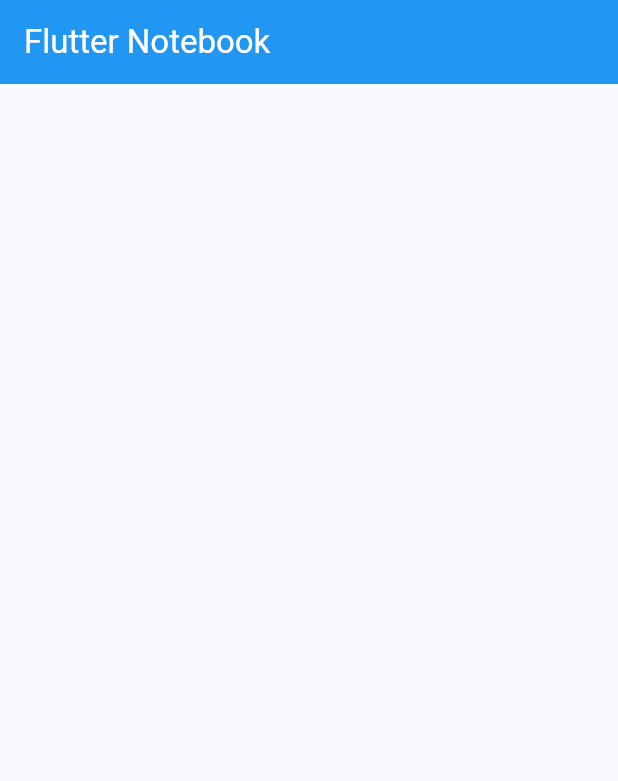
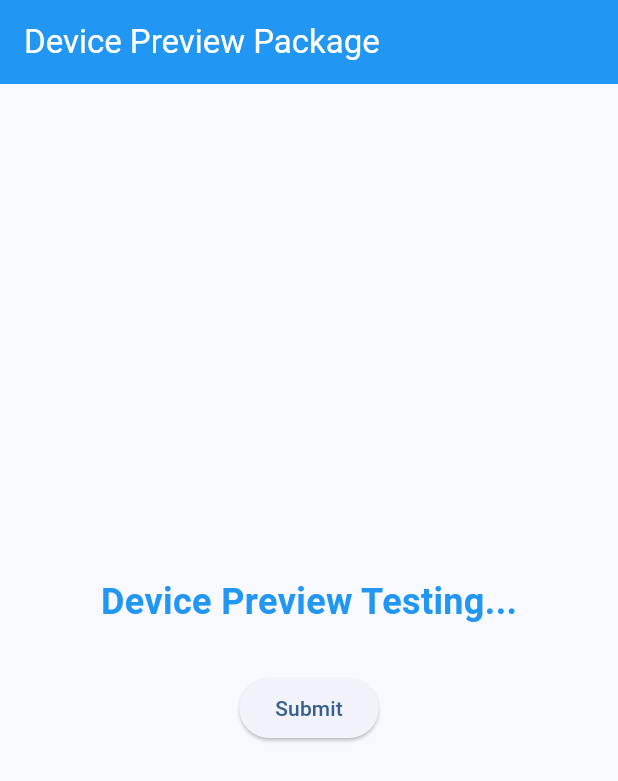
Before and after one commit to monir996/flutter-notebook, a Flutter app: the screen it shows after launch, on a phone screen of 412 x 824 dp. Shown: the top 781 px of the screen. Run offline on Flutter 3.47's test engine with Material 3 defaults, Android fonts, the phone set to English and light mode, and no system bars; our stand-ins replace device_preview.

Commit message:
device preview - initial

```diff
--- a/lib/home_screen.dart
+++ b/lib/home_screen.dart
@@ -11,10 +11,31 @@ class _HomeScreenState extends State<HomeScreen> {
   @override
   Widget build(BuildContext context) {
     return Scaffold(
-      appBar: AppBar(title: Text("Flutter Notebook", style: TextStyle(color: Colors.white)), backgroundColor: Colors.blue),
+      appBar: AppBar(title: Text("Device Preview Package", style: TextStyle(color: Colors.white)), backgroundColor: Colors.blue),
 
-      // ----------------------- Main Branch  ==> Basic Structure ------------------
-      body: Center(),
+      // ----------------------- Branch 61 ==> Device Preview Package ------------------
+
+      /*
+       * DevicePreview is used to preview how the app looks on different devices,
+       * screen sizes, and orientations without needing a real device on Chrome Browser.
+       * It helps in testing and building responsive UIs.
+       *
+       * Add Device Preview Dependency and Setup it on 'main.dart' File
+       */
+
+      body: Center(
+        child: Column(
+          mainAxisAlignment: MainAxisAlignment.center,
+          children: [
+            Text(
+              "Device Preview Testing...",
+              style: TextStyle(fontSize: 24, fontWeight: FontWeight.bold, color: Colors.blue),
+            ),
+            SizedBox(height: 30),
+            ElevatedButton(onPressed: (){}, child: Text("Submit"))
+          ],
+        ),
+      ),
 
     );
   }
--- a/lib/main.dart
+++ b/lib/main.dart
@@ -1,8 +1,12 @@
+import 'package:device_preview/device_preview.dart';
 import 'package:flutter/material.dart';
 import 'home_screen.dart';
 
 void main() {
-  runApp(const MyApp());
+  // ----------------------- Initialize Device Preview Package ------------------
+  runApp(
+      DevicePreview(builder: (context)=> const MyApp())
+  );
 }
 
 class MyApp extends StatelessWidget {
--- a/pubspec.yaml
+++ b/pubspec.yaml
@@ -34,6 +34,7 @@ dependencies:
   # The following adds the Cupertino Icons font to your application.
   # Use with the CupertinoIcons class for iOS style icons.
   cupertino_icons: ^1.0.8
+  device_preview: ^1.2.0
 
 dev_dependencies:
   flutter_test:
```
Also changed, not shown: pubspec.lock.
